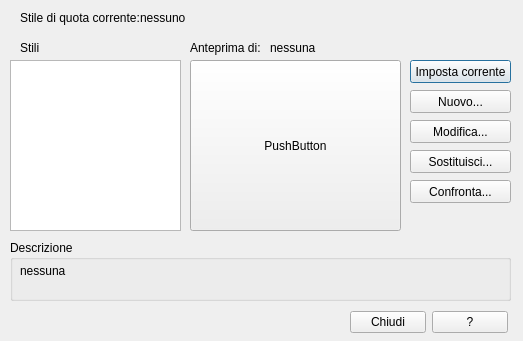
Above: qad_dimstyle.ui from geosim/QAD before the change. Below: the same form after it.
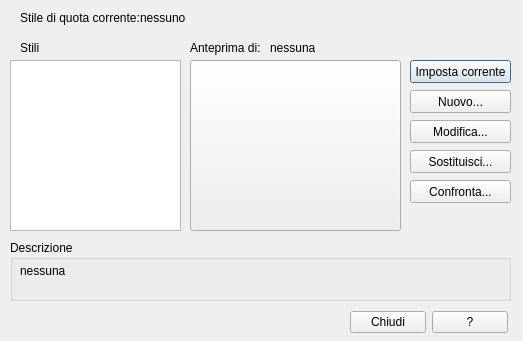
That is the form after the change.

```diff
--- a/qad_dimstyle.ui
+++ b/qad_dimstyle.ui
@@ -233,7 +233,7 @@
     </rect>
    </property>
    <property name="text">
-    <string>PushButton</string>
+    <string/>
    </property>
   </widget>
  </widget>
```
Left out of the diff: 20 changed lines with no effect on the pictures.
